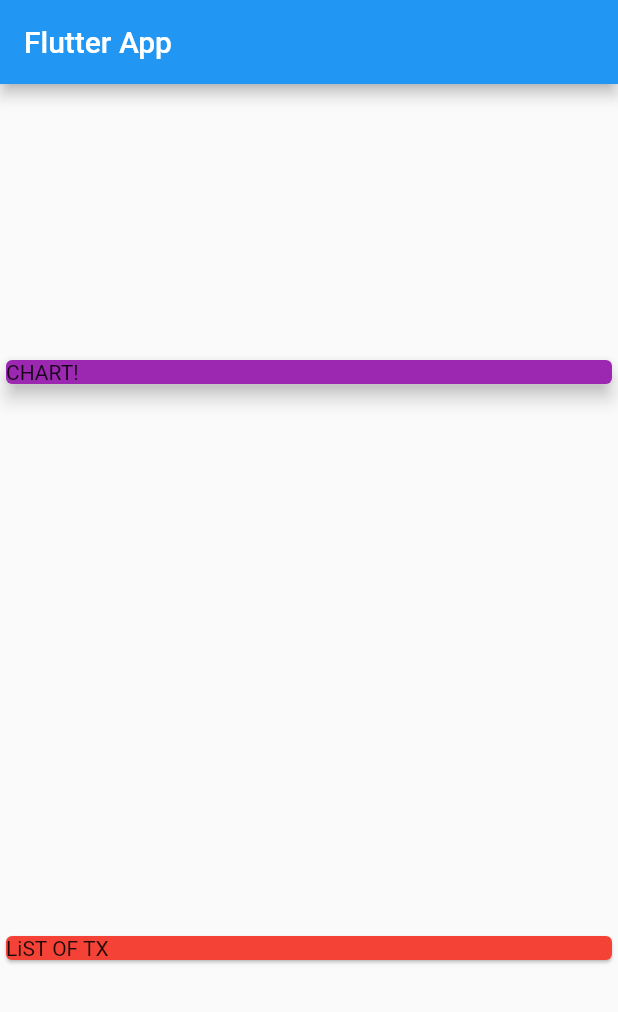
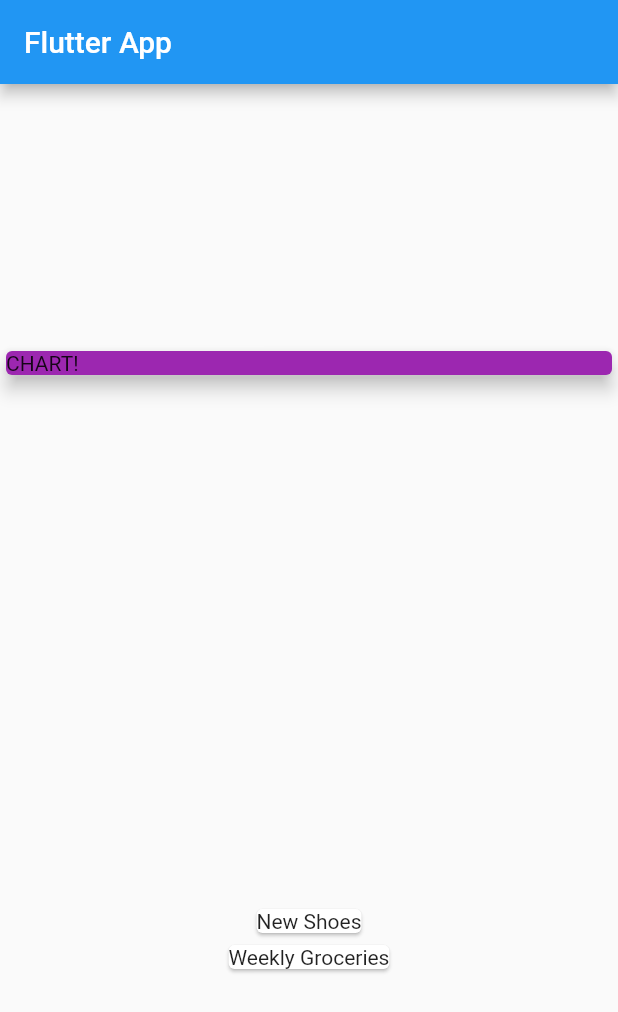
Before and after one commit to hanani14/Flutter-Training, a Flutter app: the screen it shows after launch, on a phone screen of 412 x 824 dp. Shown: the top 1012 px of the screen. Run offline on Flutter 3.47's test engine with Material 2 defaults, Android fonts, the light colour scheme and no system bars.

Commit message:
mapping data into widget

```diff
--- a/flutter_guide/lib/main.dart
+++ b/flutter_guide/lib/main.dart
@@ -1,4 +1,5 @@
 import 'package:flutter/material.dart';
+import 'package:flutter_guide/transaction.dart';
 
 void main() {
   runApp(MyApp());
@@ -11,15 +12,6 @@ class MyApp extends StatelessWidget {
     return MaterialApp(
       title: 'Flutter Demo',
       theme: ThemeData(
-        // This is the theme of your application.
-        //
-        // Try running your application with "flutter run". You'll see the
-        // application has a blue toolbar. Then, without quitting the app, try
-        // changing the primarySwatch below to Colors.green and then invoke
-        // "hot reload" (press "r" in the console where you ran "flutter run",
-        // or simply save your changes to "hot reload" in a Flutter IDE).
-        // Notice that the counter didn't reset back to zero; the application
-        // is not restarted.
         primarySwatch: Colors.blue,
       ),
       home: MyHomePage(),
@@ -28,7 +20,15 @@ class MyApp extends StatelessWidget {
 }
 
 class MyHomePage extends StatelessWidget {
-  const MyHomePage({Key key}) : super(key: key);
+  final List<Transaction> transactions = [
+    Transaction(
+        id: 't1', title: 'New Shoes', amount: 69.90, date: DateTime.now()),
+    Transaction(
+        id: 't2',
+        title: 'Weekly Groceries',
+        amount: 199.90,
+        date: DateTime.now())
+  ];
 
   @override
   Widget build(BuildContext context) {
@@ -48,9 +48,12 @@ class MyHomePage extends StatelessWidget {
               elevation: 5,
             ),
           ),
-          Card(
-            color: Colors.red,
-            child: Text('LiST OF TX'),
+          Column(
+            children: transactions.map((tx) {
+              return Card(
+                child: Text(tx.title),
+              );
+            }).toList(),
           ),
         ],
       ),
--- /dev/null
+++ b/flutter_guide/lib/transaction.dart
@@ -0,0 +1,10 @@
+import 'package:flutter/foundation.dart';
+
+class Transaction {
+  String id;
+  String title;
+  double amount;
+  DateTime date;
+
+  Transaction({@required this.id,@required this.amount,@required this.date,@required this.title});
+}
```
